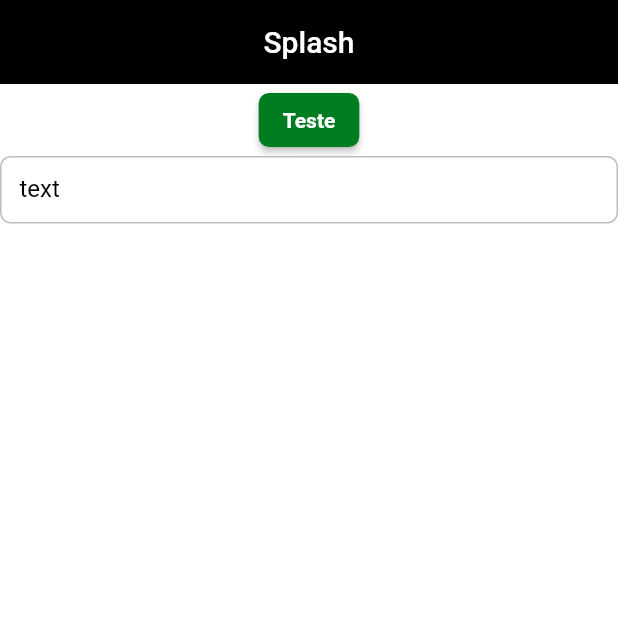
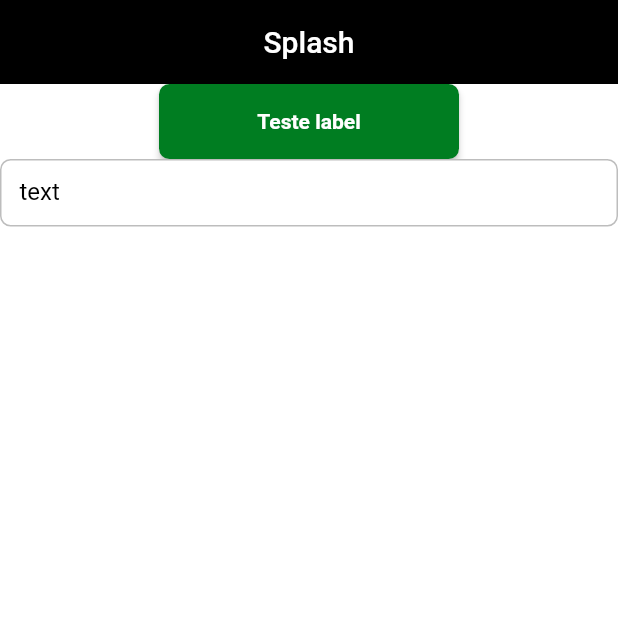
Before and after one commit to muriloamancio00/dw9_delivery, a Flutter app: the screen it shows after launch, on a phone screen of 412 x 824 dp, the top half of it. Run offline on Flutter 3.47's test engine with Material 2 defaults, Android fonts, the phone set to English and light mode, and no system bars; Roboto replaces fonts that are missing (mplus1).

Commit message:
Button_config

```diff
--- /dev/null
+++ b/dw9_delivery_app/lib/App/core/ui/styles/widgets/delivery_button.dart
@@ -0,0 +1,31 @@
+import 'package:flutter/material.dart';
+
+class DeliveryButton extends StatelessWidget {
+
+    final String label;
+    //referencia de uma funcao que retorna void
+    final VoidCallback? onPressed;
+    final double? width;
+    final double? height;
+
+  const DeliveryButton({
+    super.key,
+    required this.label,
+    required this.onPressed,
+    this.height = 50,
+    this.width,
+    });
+
+//elevated button é definido o tamanho pelo pai, geralmente envolto de umn SizeBox
+   @override
+   Widget build(BuildContext context) {
+       return SizedBox(
+        width: width,
+        height: height,
+        child: ElevatedButton(
+          onPressed: (){},
+          child: Text(label)
+        ),
+       );
+  }
+}
--- a/dw9_delivery_app/lib/App/pages/splash/splash_page.dart
+++ b/dw9_delivery_app/lib/App/pages/splash/splash_page.dart
@@ -2,6 +2,7 @@ import 'package:dw9_delivery_app/App/core/ui/styles/colors_app.dart';
 import 'package:flutter/material.dart';
 
 import '../../core/ui/styles/app_styles.dart';
+import '../../core/ui/styles/widgets/delivery_button.dart';
 
 class SplashPage extends StatelessWidget {
 
@@ -18,9 +19,14 @@ class SplashPage extends StatelessWidget {
           body: Column(
             children: [
               Container(),
-              ElevatedButton(onPressed: (){}, child: Text('Teste')),
+              DeliveryButton(
+                width: 200,
+                height: 50,
+                label: 'Teste label',
+                onPressed: (){},
+              ),
               TextFormField(
-                decoration: InputDecoration(labelText: 'text'),
+                decoration: const InputDecoration(labelText: 'text'),
               )
             ],
           ),
```
